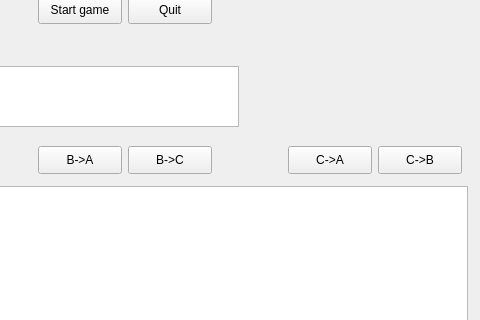
Above: student/13/hanoi/mainwindow.ui from ItsOpaz/ohjelmointi2 before the change; both pictures show x 222 to 702 and y 101 to 421 of the 702 by 676 pixel window. Below: the same form after it.
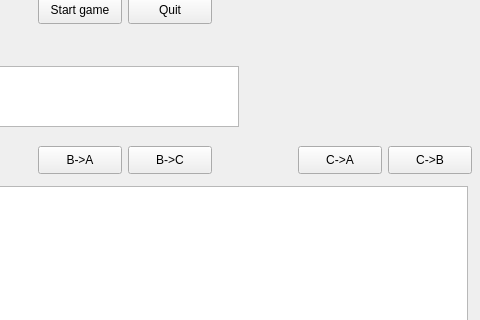
That is the form after the change.

Commit message: fixed move methods, optimized buttons with QbuttonGroup and control

Diff of the .ui file:
```diff
--- a/student/13/hanoi/mainwindow.ui
+++ b/student/13/hanoi/mainwindow.ui
@@ -49,32 +49,9 @@
     <property name="text">
      <string>A-&gt;C</string>
     </property>
-   </widget>
-   <widget class="QPushButton" name="CtoA">
-    <property name="geometry">
-     <rect>
-      <x>510</x>
-      <y>230</y>
-      <width>84</width>
-      <height>28</height>
-     </rect>
-    </property>
-    <property name="text">
-     <string>C-&gt;A</string>
-    </property>
-   </widget>
-   <widget class="QPushButton" name="CtoB">
-    <property name="geometry">
-     <rect>
-      <x>600</x>
-      <y>230</y>
-      <width>84</width>
-      <height>28</height>
-     </rect>
-    </property>
-    <property name="text">
-     <string>C-&gt;B</string>
-    </property>
+    <attribute name="buttonGroup">
+     <string notr="true">buttonGroup</string>
+    </attribute>
    </widget>
    <widget class="QPushButton" name="BtoA">
     <property name="geometry">
@@ -101,6 +78,41 @@
     <property name="text">
      <string>B-&gt;C</string>
     </property>
+    <attribute name="buttonGroup">
+     <string notr="true">buttonGroup</string>
+    </attribute>
+   </widget>
+   <widget class="QPushButton" name="CtoA">
+    <property name="geometry">
+     <rect>
+      <x>520</x>
+      <y>230</y>
+      <width>84</width>
+      <height>28</height>
+     </rect>
+    </property>
+    <property name="text">
+     <string>C-&gt;A</string>
+    </property>
+    <attribute name="buttonGroup">
+     <string notr="true">buttonGroup</string>
+    </attribute>
+   </widget>
+   <widget class="QPushButton" name="CtoB_2">
+    <property name="geometry">
+     <rect>
+      <x>610</x>
+      <y>230</y>
+      <width>84</width>
+      <height>28</height>
+     </rect>
+    </property>
+    <property name="text">
+     <string>C-&gt;B</string>
+    </property>
+    <attribute name="buttonGroup">
+     <string notr="true">buttonGroup</string>
+    </attribute>
    </widget>
    <widget class="QLabel" name="label">
     <property name="geometry">
```
Left out of the diff: 9 changed lines with no effect on the pictures. The commit also changes 8 other files.
